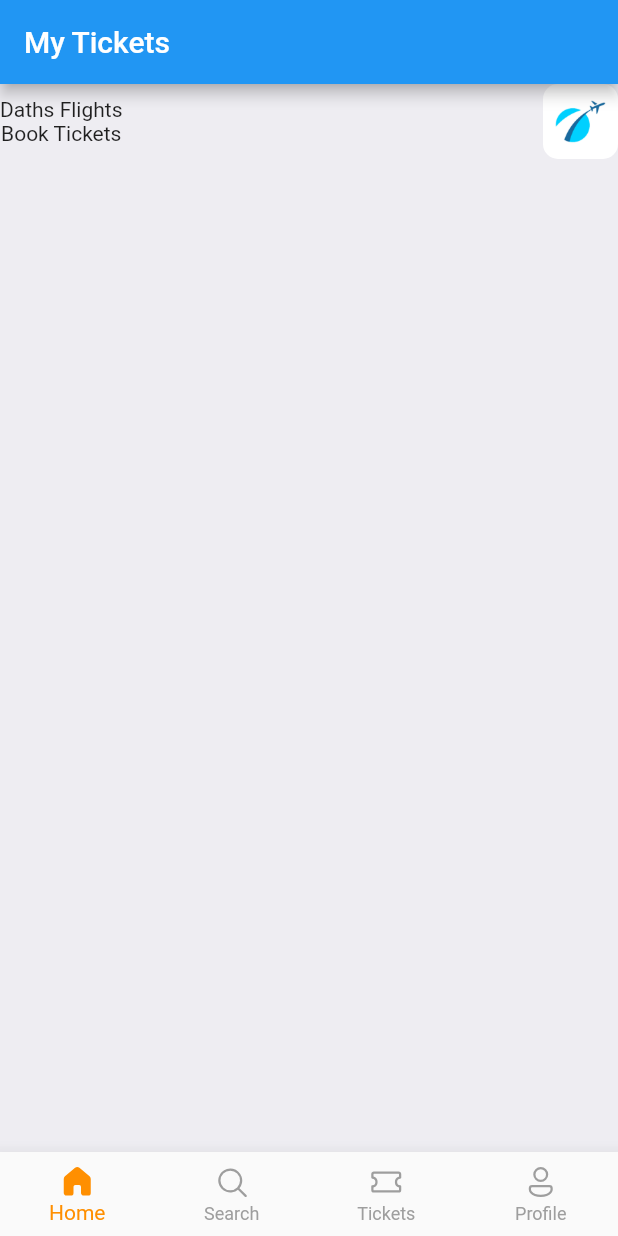
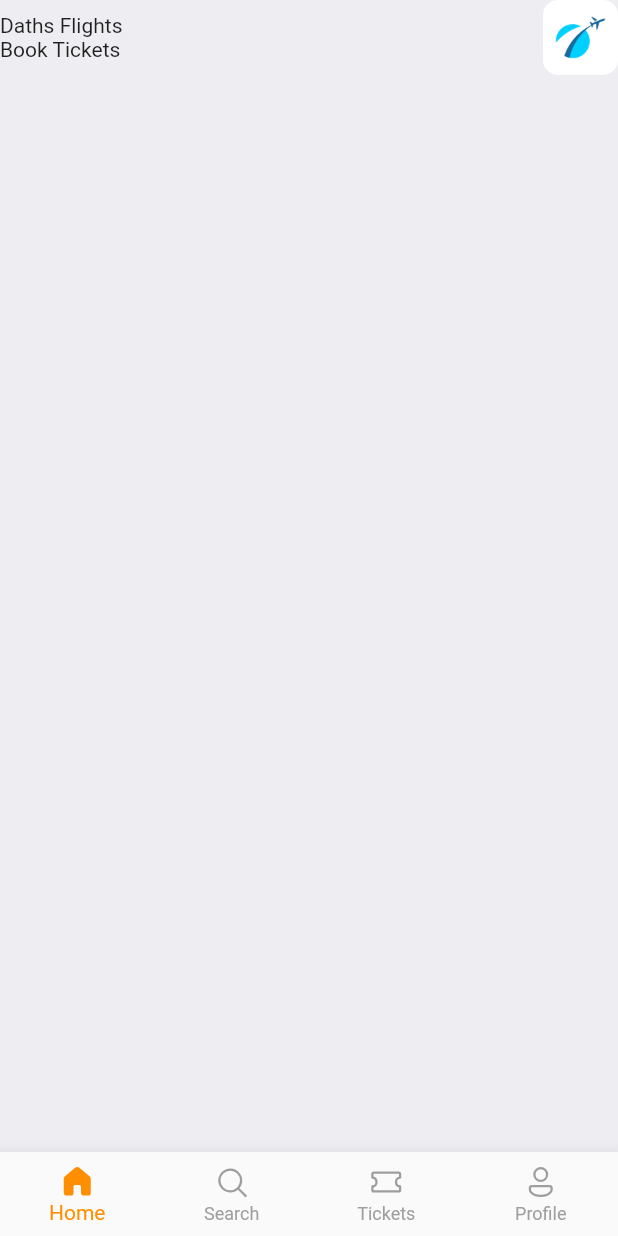
Before and after one commit to Jingurah/Flutter_flights_app, a Flutter app: the screen it shows after launch, on a phone screen of 412 x 824 dp. Run offline on Flutter 3.47's test engine with Material 2 defaults, Android fonts, the light colour scheme and no system bars; our stand-ins replace fluentui_icons.

Commit message:
Can't commit mxxm

```diff
--- a/lib/screens/bottom_bar.dart
+++ b/lib/screens/bottom_bar.dart
@@ -29,9 +29,9 @@ class _BottomBarState extends State<BottomBar> {
   @override
   Widget build(BuildContext context) {
     return Scaffold(
-      appBar: AppBar(
+      /*appBar: AppBar(
         title: Text("My Tickets"),
-      ),
+      ),*/
       body: Center(
         child: _widgetOptions[_selectedIndex],
       ),
--- a/lib/screens/home_screen.dart
+++ b/lib/screens/home_screen.dart
@@ -13,7 +13,9 @@ class HomeScreen extends StatelessWidget {
             Row(
               mainAxisAlignment: MainAxisAlignment.spaceBetween,
               children: [
-                Column(children: const [
+                Column(
+                    crossAxisAlignment: CrossAxisAlignment.start,
+                    children: const [
                       Text(
                         "Daths Flights",
                       ),
```
Lines whose indentation alone changed are shown as unchanged.
